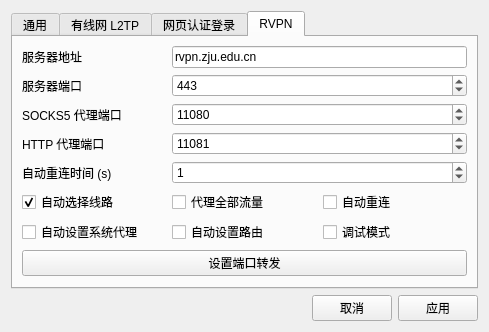
Mythologyli/ZJU-Connect-for-Windows, file settingwindow/settingwindow.ui: the form before one commit.
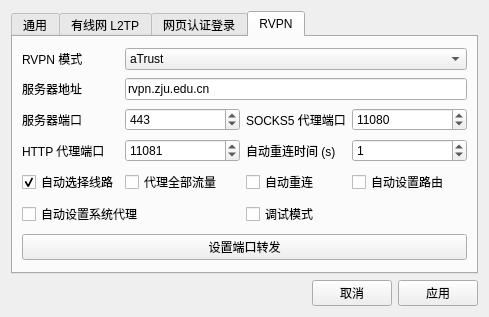
The form after the commit. The open tabs and pages were chosen to show the change.

```diff
--- a/settingwindow/settingwindow.ui
+++ b/settingwindow/settingwindow.ui
@@ -395,7 +395,7 @@
        <string>RVPN</string>
       </attribute>
       <layout class="QGridLayout" name="gridLayout_3">
-       <item row="0" column="0">
+       <item row="1" column="0">
         <widget class="QLabel" name="zjuConnectTabLabel1">
          <property name="font">
           <font>
@@ -407,113 +407,14 @@
          </property>
         </widget>
        </item>
-       <item row="0" column="1" colspan="2">
-        <widget class="QLineEdit" name="serverAddressLineEdit">
-         <property name="font">
-          <font>
-           <pointsize>9</pointsize>
-          </font>
-         </property>
-         <property name="text">
-          <string>rvpn.zju.edu.cn</string>
-         </property>
-        </widget>
-       </item>
-       <item row="1" column="0">
-        <widget class="QLabel" name="zjuConnectTabLabel2">
-         <property name="font">
-          <font>
-           <pointsize>9</pointsize>
-          </font>
-         </property>
-         <property name="text">
-          <string>服务器端口</string>
-         </property>
-        </widget>
-       </item>
-       <item row="1" column="1" colspan="2">
-        <widget class="QSpinBox" name="serverPortSpinBox">
-         <property name="font">
-          <font>
-           <pointsize>9</pointsize>
-          </font>
-         </property>
-         <property name="maximum">
-          <number>65535</number>
-         </property>
-         <property name="value">
-          <number>443</number>
-         </property>
-        </widget>
-       </item>
-       <item row="2" column="0">
-        <widget class="QLabel" name="zjuConnectTabLabel5">
-         <property name="font">
-          <font>
-           <pointsize>9</pointsize>
-          </font>
-         </property>
-         <property name="text">
-          <string>SOCKS5 代理端口</string>
-         </property>
-        </widget>
-       </item>
-       <item row="2" column="1" colspan="2">
-        <widget class="QSpinBox" name="socks5PortSpinBox">
-         <property name="font">
-          <font>
-           <pointsize>9</pointsize>
-          </font>
-         </property>
-         <property name="maximum">
-          <number>65535</number>
-         </property>
-         <property name="value">
-          <number>11080</number>
-         </property>
-        </widget>
-       </item>
-       <item row="3" column="0">
-        <widget class="QLabel" name="zjuConnectTabLabel6">
-         <property name="text">
-          <string>HTTP 代理端口</string>
-         </property>
-        </widget>
-       </item>
-       <item row="3" column="1" colspan="2">
-        <widget class="QSpinBox" name="httpPortSpinBox">
-         <property name="maximum">
-          <number>65535</number>
-         </property>
-         <property name="value">
-          <number>11081</number>
-         </property>
-        </widget>
-       </item>
-       <item row="4" column="0">
-        <widget class="QLabel" name="zjuConnectTabLabel7">
-         <property name="font">
-          <font>
-           <pointsize>9</pointsize>
-          </font>
-         </property>
-         <property name="text">
-          <string>自动重连时间 (s)</string>
-         </property>
-        </widget>
-       </item>
-       <item row="4" column="1" colspan="2">
-        <widget class="QSpinBox" name="reconnectTimeSpinBox">
-         <property name="maximum">
-          <number>86400</number>
-         </property>
-         <property name="value">
-          <number>1</number>
-         </property>
-        </widget>
-       </item>
-       <item row="5" column="0">
+       <item row="6" column="0">
         <widget class="QCheckBox" name="multiLineCheckBox">
+         <property name="sizePolicy">
+          <sizepolicy hsizetype="Fixed" vsizetype="Fixed">
+           <horstretch>0</horstretch>
+           <verstretch>0</verstretch>
+          </sizepolicy>
+         </property>
          <property name="text">
           <string>自动选择线路</string>
          </property>
@@ -528,15 +429,82 @@
          </property>
         </widget>
        </item>
-       <item row="5" column="1">
+       <item row="6" column="1">
         <widget class="QCheckBox" name="proxyAllCheckBox">
+         <property name="sizePolicy">
+          <sizepolicy hsizetype="Fixed" vsizetype="Fixed">
+           <horstretch>0</horstretch>
+           <verstretch>0</verstretch>
+          </sizepolicy>
+         </property>
          <property name="text">
           <string>代理全部流量</string>
          </property>
         </widget>
        </item>
-       <item row="5" column="2">
+       <item row="2" column="0">
+        <widget class="QLabel" name="zjuConnectTabLabel2">
+         <property name="sizePolicy">
+          <sizepolicy hsizetype="Preferred" vsizetype="Minimum">
+           <horstretch>0</horstretch>
+           <verstretch>0</verstretch>
+          </sizepolicy>
+         </property>
+         <property name="font">
+          <font>
+           <pointsize>9</pointsize>
+          </font>
+         </property>
+         <property name="text">
+          <string>服务器端口</string>
+         </property>
+        </widget>
+       </item>
+       <item row="2" column="3">
+        <widget class="QSpinBox" name="socks5PortSpinBox">
+         <property name="sizePolicy">
+          <sizepolicy hsizetype="Expanding" vsizetype="Fixed">
+           <horstretch>1</horstretch>
+           <verstretch>0</verstretch>
+          </sizepolicy>
+         </property>
+         <property name="font">
+          <font>
+           <pointsize>9</pointsize>
+          </font>
+         </property>
+         <property name="maximum">
+          <number>65535</number>
+         </property>
+         <property name="value">
+          <number>11080</number>
+         </property>
+        </widget>
+       </item>
+       <item row="3" column="1">
+        <widget class="QSpinBox" name="httpPortSpinBox">
+         <property name="sizePolicy">
+          <sizepolicy hsizetype="Expanding" vsizetype="Fixed">
+           <horstretch>1</horstretch>
+           <verstretch>0</verstretch>
+          </sizepolicy>
+         </property>
+         <property name="maximum">
+          <number>65535</number>
+         </property>
+         <property name="value">
+          <number>11081</number>
+         </property>
+        </widget>
+       </item>
+       <item row="6" column="2">
         <widget class="QCheckBox" name="autoReconnectCheckBox">
+         <property name="sizePolicy">
+          <sizepolicy hsizetype="Fixed" vsizetype="Fixed">
+           <horstretch>0</horstretch>
+           <verstretch>0</verstretch>
+          </sizepolicy>
+         </property>
          <property name="toolTip">
           <string>断线自动重连</string>
          </property>
@@ -548,8 +516,166 @@
          </property>
         </widget>
        </item>
-       <item row="6" column="0">
+       <item row="2" column="1">
+        <widget class="QSpinBox" name="serverPortSpinBox">
+         <property name="sizePolicy">
+          <sizepolicy hsizetype="Expanding" vsizetype="Fixed">
+           <horstretch>1</horstretch>
+           <verstretch>0</verstretch>
+          </sizepolicy>
+         </property>
+         <property name="font">
+          <font>
+           <pointsize>9</pointsize>
+          </font>
+         </property>
+         <property name="maximum">
+          <number>65535</number>
+         </property>
+         <property name="value">
+          <number>443</number>
+         </property>
+        </widget>
+       </item>
+       <item row="8" column="0" colspan="4">
+        <widget class="QPushButton" name="portForwardingPushButton">
+         <property name="sizePolicy">
+          <sizepolicy hsizetype="Expanding" vsizetype="Fixed">
+           <horstretch>0</horstretch>
+           <verstretch>0</verstretch>
+          </sizepolicy>
+         </property>
+         <property name="text">
+          <string>设置端口转发</string>
+         </property>
+        </widget>
+       </item>
+       <item row="0" column="0">
+        <widget class="QLabel" name="zjuConnectTabLabel8">
+         <property name="font">
+          <font>
+           <pointsize>9</pointsize>
+          </font>
+         </property>
+         <property name="text">
+          <string>RVPN 模式</string>
+         </property>
+        </widget>
+       </item>
+       <item row="3" column="2">
+        <widget class="QLabel" name="zjuConnectTabLabel7">
+         <property name="sizePolicy">
+          <sizepolicy hsizetype="Preferred" vsizetype="Minimum">
+           <horstretch>0</horstretch>
+           <verstretch>0</verstretch>
+          </sizepolicy>
+         </property>
+         <property name="font">
+          <font>
+           <pointsize>9</pointsize>
+          </font>
+         </property>
+         <property name="text">
+          <string>自动重连时间 (s)</string>
+         </property>
+        </widget>
+       </item>
+       <item row="3" column="3">
+        <widget class="QSpinBox" name="reconnectTimeSpinBox">
+         <property name="sizePolicy">
+          <sizepolicy hsizetype="Expanding" vsizetype="Fixed">
+           <horstretch>1</horstretch>
+           <verstretch>0</verstretch>
+          </sizepolicy>
+         </property>
+         <property name="maximum">
+          <number>86400</number>
+         </property>
+         <property name="value">
+          <number>1</number>
+         </property>
+        </widget>
+       </item>
+       <item row="1" column="1" colspan="3">
+        <widget class="QLineEdit" name="serverAddressLineEdit">
+         <property name="font">
+          <font>
+           <pointsize>9</pointsize>
+          </font>
+         </property>
+         <property name="text">
+          <string>rvpn.zju.edu.cn</string>
+         </property>
+        </widget>
+       </item>
+       <item row="0" column="1" colspan="3">
+        <widget class="QComboBox" name="rvpnModeComboBox">
+         <property name="sizePolicy">
+          <sizepolicy hsizetype="Expanding" vsizetype="Fixed">
+           <horstretch>0</horstretch>
+           <verstretch>0</verstretch>
+          </sizepolicy>
+         </property>
+         <property name="editable">
+          <bool>false</bool>
+         </property>
+         <property name="currentText">
+          <string>aTrust</string>
+         </property>
+         <property name="currentIndex">
+          <number>0</number>
+         </property>
+         <item>
+          <property name="text">
+           <string>aTrust</string>
+          </property>
+         </item>
+         <item>
+          <property name="text">
+           <string>EasyConnect</string>
+          </property>
+         </item>
+        </widget>
+       </item>
+       <item row="2" column="2">
+        <widget class="QLabel" name="zjuConnectTabLabel5">
+         <property name="sizePolicy">
+          <sizepolicy hsizetype="Preferred" vsizetype="Minimum">
+           <horstretch>0</horstretch>
+           <verstretch>0</verstretch>
+          </sizepolicy>
+         </property>
+         <property name="font">
+          <font>
+           <pointsize>9</pointsize>
+          </font>
+         </property>
+         <property name="text">
+          <string>SOCKS5 代理端口</string>
+         </property>
+        </widget>
+       </item>
+       <item row="3" column="0">
+        <widget class="QLabel" name="zjuConnectTabLabel6">
+         <property name="sizePolicy">
+          <sizepolicy hsizetype="Preferred" vsizetype="Minimum">
+           <horstretch>0</horstretch>
+           <verstretch>0</verstretch>
+          </sizepolicy>
+         </property>
+         <property name="text">
+          <string>HTTP 代理端口</string>
+         </property>
+        </widget>
+       </item>
+       <item row="7" column="0" colspan="2">
         <widget class="QCheckBox" name="autoSetProxyCheckBox">
+         <property name="sizePolicy">
+          <sizepolicy hsizetype="Fixed" vsizetype="Fixed">
+           <horstretch>0</horstretch>
+           <verstretch>0</verstretch>
+          </sizepolicy>
+         </property>
          <property name="toolTip">
           <string>连接服务器后自动设置代理</string>
          </property>
@@ -558,22 +684,27 @@
          </property>
         </widget>
        </item>
-       <item row="7" column="0" colspan="3">
-        <widget class="QPushButton" name="portForwardingPushButton">
-         <property name="text">
-          <string>设置端口转发</string>
-         </property>
-        </widget>
-       </item>
-       <item row="6" column="2">
+       <item row="7" column="2">
         <widget class="QCheckBox" name="debugCheckBox">
+         <property name="sizePolicy">
+          <sizepolicy hsizetype="Fixed" vsizetype="Fixed">
+           <horstretch>0</horstretch>
+           <verstretch>0</verstretch>
+          </sizepolicy>
+         </property>
          <property name="text">
           <string>调试模式</string>
          </property>
         </widget>
        </item>
-       <item row="6" column="1">
+       <item row="6" column="3">
         <widget class="QCheckBox" name="routeCheckBox">
+         <property name="sizePolicy">
+          <sizepolicy hsizetype="Fixed" vsizetype="Fixed">
+           <horstretch>0</horstretch>
+           <verstretch>0</verstretch>
+          </sizepolicy>
+         </property>
          <property name="toolTip">
           <string>TUN 模式下有效</string>
          </property>
```
Left out of the diff: 30 changed lines with no effect on the pictures.
